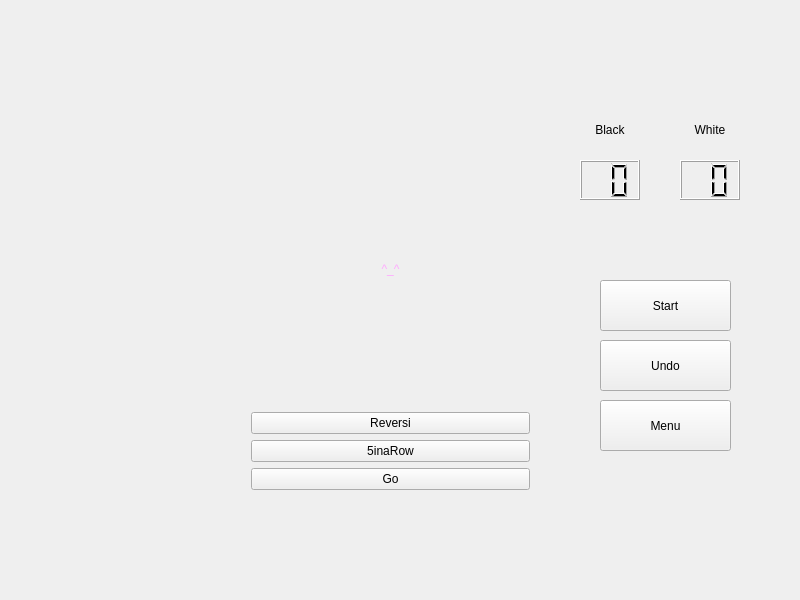
First picture: the form in widget.ui, repository helloworld128/OOP_New, before the edit.
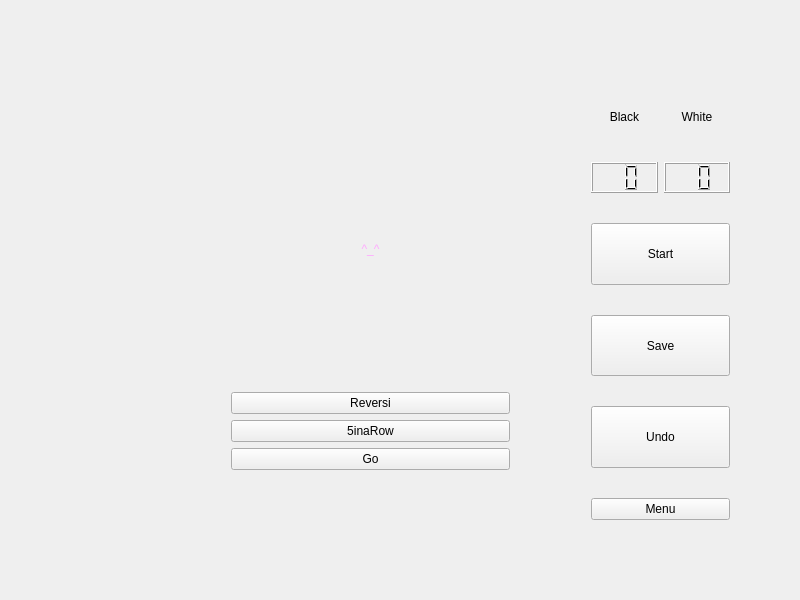
Second picture: the form after the edit. Icons and pictures are not drawn.

Diff of the .ui file:
```diff
--- a/widget.ui
+++ b/widget.ui
@@ -13,169 +13,16 @@
   <property name="windowTitle">
    <string>Reversi</string>
   </property>
-  <widget class="QLabel" name="Board">
+  <widget class="QWidget" name="MainMenu" native="true">
    <property name="geometry">
     <rect>
-     <x>70</x>
-     <y>50</y>
-     <width>480</width>
-     <height>480</height>
-    </rect>
-   </property>
-   <property name="sizePolicy">
-    <sizepolicy hsizetype="Preferred" vsizetype="Preferred">
-     <horstretch>0</horstretch>
-     <verstretch>0</verstretch>
-    </sizepolicy>
-   </property>
-   <property name="text">
-    <string/>
-   </property>
-   <property name="pixmap">
-    <pixmap resource="res.qrc">:/new/images/chessboard.png</pixmap>
-   </property>
-  </widget>
-  <widget class="QLCDNumber" name="BCount_LCD">
-   <property name="geometry">
-    <rect>
-     <x>580</x>
-     <y>160</y>
-     <width>60</width>
-     <height>40</height>
-    </rect>
-   </property>
-   <property name="digitCount">
-    <number>2</number>
-   </property>
-  </widget>
-  <widget class="QLCDNumber" name="WCount_LCD">
-   <property name="geometry">
-    <rect>
-     <x>680</x>
-     <y>160</y>
-     <width>60</width>
-     <height>40</height>
-    </rect>
-   </property>
-   <property name="digitCount">
-    <number>2</number>
-   </property>
-  </widget>
-  <widget class="QLabel" name="BCount_Label">
-   <property name="geometry">
-    <rect>
-     <x>580</x>
-     <y>110</y>
-     <width>60</width>
-     <height>40</height>
-    </rect>
-   </property>
-   <property name="styleSheet">
-    <string notr="true">font: 18pt &quot;Adobe Arabic&quot;;</string>
-   </property>
-   <property name="text">
-    <string>Black</string>
-   </property>
-   <property name="alignment">
-    <set>Qt::AlignCenter</set>
-   </property>
-  </widget>
-  <widget class="QLabel" name="WCount_Label">
-   <property name="geometry">
-    <rect>
-     <x>680</x>
-     <y>110</y>
-     <width>60</width>
-     <height>40</height>
-    </rect>
-   </property>
-   <property name="styleSheet">
-    <string notr="true">font: 18pt &quot;Adobe Arabic&quot;;</string>
-   </property>
-   <property name="text">
-    <string>White</string>
-   </property>
-   <property name="alignment">
-    <set>Qt::AlignCenter</set>
-   </property>
-  </widget>
-  <widget class="QPushButton" name="Undo_Button">
-   <property name="geometry">
-    <rect>
-     <x>600</x>
-     <y>340</y>
-     <width>131</width>
-     <height>51</height>
-    </rect>
-   </property>
-   <property name="styleSheet">
-    <string notr="true">font: 28pt &quot;Adobe Arabic&quot;;</string>
-   </property>
-   <property name="text">
-    <string>Undo</string>
-   </property>
-  </widget>
-  <widget class="QPushButton" name="Menu_Button">
-   <property name="geometry">
-    <rect>
-     <x>600</x>
-     <y>400</y>
-     <width>131</width>
-     <height>51</height>
-    </rect>
-   </property>
-   <property name="styleSheet">
-    <string notr="true">font: 28pt &quot;Adobe Arabic&quot;;</string>
-   </property>
-   <property name="text">
-    <string>Menu</string>
-   </property>
-  </widget>
-  <widget class="QPushButton" name="Start_Button">
-   <property name="geometry">
-    <rect>
-     <x>600</x>
-     <y>280</y>
-     <width>131</width>
-     <height>51</height>
-    </rect>
-   </property>
-   <property name="styleSheet">
-    <string notr="true">font: 28pt &quot;Adobe Arabic&quot;;</string>
-   </property>
-   <property name="text">
-    <string>Start</string>
-   </property>
-  </widget>
-  <widget class="QLabel" name="BillBoard">
-   <property name="geometry">
-    <rect>
-     <x>580</x>
-     <y>40</y>
-     <width>181</width>
-     <height>61</height>
-    </rect>
-   </property>
-   <property name="styleSheet">
-    <string notr="true">font: 40pt &quot;Adobe Arabic&quot;;</string>
-   </property>
-   <property name="text">
-    <string/>
-   </property>
-   <property name="alignment">
-    <set>Qt::AlignCenter</set>
-   </property>
-  </widget>
-  <widget class="QWidget" name="verticalLayoutWidget">
-   <property name="geometry">
-    <rect>
-     <x>240</x>
-     <y>120</y>
+     <x>220</x>
+     <y>100</y>
      <width>301</width>
      <height>381</height>
     </rect>
    </property>
-   <layout class="QVBoxLayout" name="verticalLayout">
+   <layout class="QVBoxLayout" name="menu">
     <item>
      <widget class="QLabel" name="Title_Label">
       <property name="styleSheet">
@@ -222,6 +69,162 @@
     </item>
    </layout>
   </widget>
+  <widget class="QLabel" name="Board">
+   <property name="geometry">
+    <rect>
+     <x>60</x>
+     <y>50</y>
+     <width>480</width>
+     <height>479</height>
+    </rect>
+   </property>
+   <property name="sizePolicy">
+    <sizepolicy hsizetype="Expanding" vsizetype="Expanding">
+     <horstretch>0</horstretch>
+     <verstretch>0</verstretch>
+    </sizepolicy>
+   </property>
+   <property name="text">
+    <string/>
+   </property>
+   <property name="pixmap">
+    <pixmap resource="res.qrc">:/new/images/chessboard.png</pixmap>
+   </property>
+   <property name="alignment">
+    <set>Qt::AlignCenter</set>
+   </property>
+  </widget>
+  <widget class="QWidget" name="GameMenu" native="true">
+   <property name="geometry">
+    <rect>
+     <x>580</x>
+     <y>90</y>
+     <width>161</width>
+     <height>441</height>
+    </rect>
+   </property>
+   <layout class="QGridLayout" name="Gamemenu" rowstretch="1,1,2,2,2,0">
+    <property name="verticalSpacing">
+     <number>30</number>
+    </property>
+    <item row="5" column="0" colspan="2">
+     <widget class="QPushButton" name="Menu_Button">
+      <property name="sizePolicy">
+       <sizepolicy hsizetype="Minimum" vsizetype="Minimum">
+        <horstretch>0</horstretch>
+        <verstretch>0</verstretch>
+       </sizepolicy>
+      </property>
+      <property name="styleSheet">
+       <string notr="true">font: 28pt &quot;Adobe Arabic&quot;;</string>
+      </property>
+      <property name="text">
+       <string>Menu</string>
+      </property>
+     </widget>
+    </item>
+    <item row="4" column="0" colspan="2">
+     <widget class="QPushButton" name="Undo_Button">
+      <property name="sizePolicy">
+       <sizepolicy hsizetype="Minimum" vsizetype="Minimum">
+        <horstretch>0</horstretch>
+        <verstretch>0</verstretch>
+       </sizepolicy>
+      </property>
+      <property name="styleSheet">
+       <string notr="true">font: 28pt &quot;Adobe Arabic&quot;;</string>
+      </property>
+      <property name="text">
+       <string>Undo</string>
+      </property>
+     </widget>
+    </item>
+    <item row="2" column="0" colspan="2">
+     <widget class="QPushButton" name="Start_Button">
+      <property name="sizePolicy">
+       <sizepolicy hsizetype="Minimum" vsizetype="Minimum">
+        <horstretch>0</horstretch>
+        <verstretch>0</verstretch>
+       </sizepolicy>
+      </property>
+      <property name="styleSheet">
+       <string notr="true">font: 28pt &quot;Adobe Arabic&quot;;</string>
+      </property>
+      <property name="text">
+       <string>Start</string>
+      </property>
+     </widget>
+    </item>
+    <item row="1" column="0">
+     <widget class="QLCDNumber" name="BCount_LCD">
+      <property name="sizePolicy">
+       <sizepolicy hsizetype="Expanding" vsizetype="Expanding">
+        <horstretch>0</horstretch>
+        <verstretch>0</verstretch>
+       </sizepolicy>
+      </property>
+      <property name="digitCount">
+       <number>2</number>
+      </property>
+     </widget>
+    </item>
+    <item row="1" column="1">
+     <widget class="QLCDNumber" name="WCount_LCD">
+      <property name="sizePolicy">
+       <sizepolicy hsizetype="Expanding" vsizetype="Expanding">
+        <horstretch>0</horstretch>
+        <verstretch>0</verstretch>
+       </sizepolicy>
+      </property>
+      <property name="digitCount">
+       <number>2</number>
+      </property>
+     </widget>
+    </item>
+    <item row="0" column="1">
+     <widget class="QLabel" name="WCount_Label">
+      <property name="styleSheet">
+       <string notr="true">font: 18pt &quot;Adobe Arabic&quot;;</string>
+      </property>
+      <property name="text">
+       <string>White</string>
+      </property>
+      <property name="alignment">
+       <set>Qt::AlignCenter</set>
+      </property>
+     </widget>
+    </item>
+    <item row="0" column="0">
+     <widget class="QLabel" name="BCount_Label">
+      <property name="styleSheet">
+       <string notr="true">font: 18pt &quot;Adobe Arabic&quot;;</string>
+      </property>
+      <property name="text">
+       <string>Black</string>
+      </property>
+      <property name="alignment">
+       <set>Qt::AlignCenter</set>
+      </property>
+     </widget>
+    </item>
+    <item row="3" column="0" colspan="2">
+     <widget class="QPushButton" name="Save_Button">
+      <property name="sizePolicy">
+       <sizepolicy hsizetype="Minimum" vsizetype="Minimum">
+        <horstretch>0</horstretch>
+        <verstretch>0</verstretch>
+       </sizepolicy>
+      </property>
+      <property name="styleSheet">
+       <string notr="true">font: 28pt &quot;Adobe Arabic&quot;;</string>
+      </property>
+      <property name="text">
+       <string>Save</string>
+      </property>
+     </widget>
+    </item>
+   </layout>
+  </widget>
  </widget>
  <layoutdefault spacing="6" margin="11"/>
  <resources>
```
